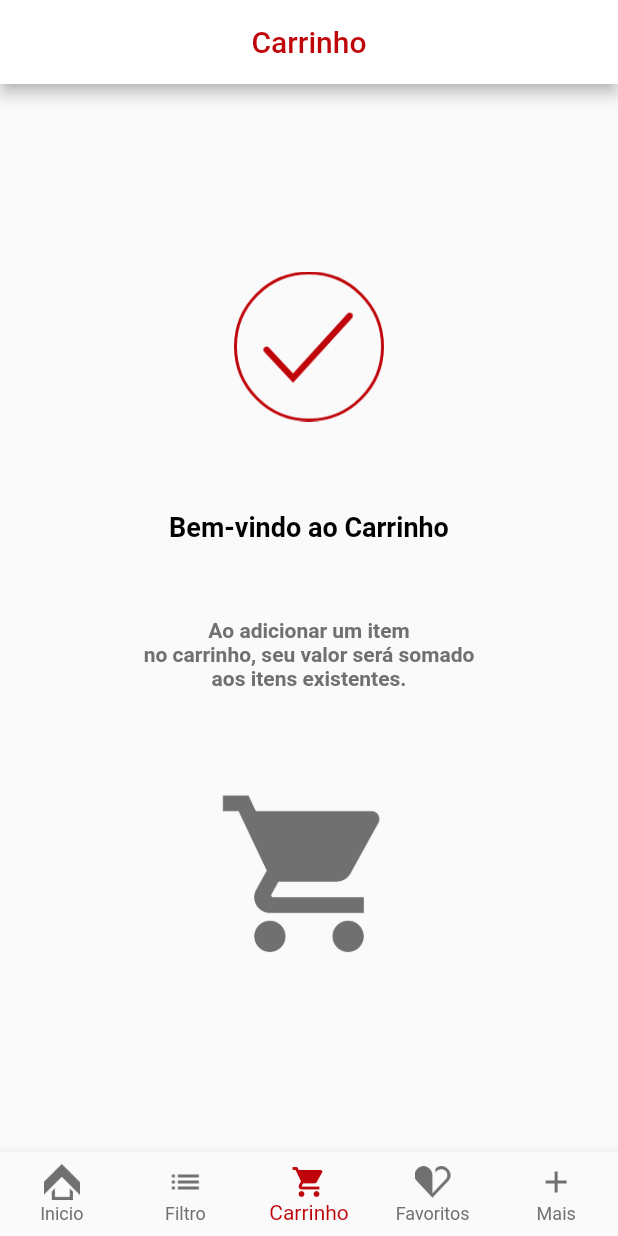
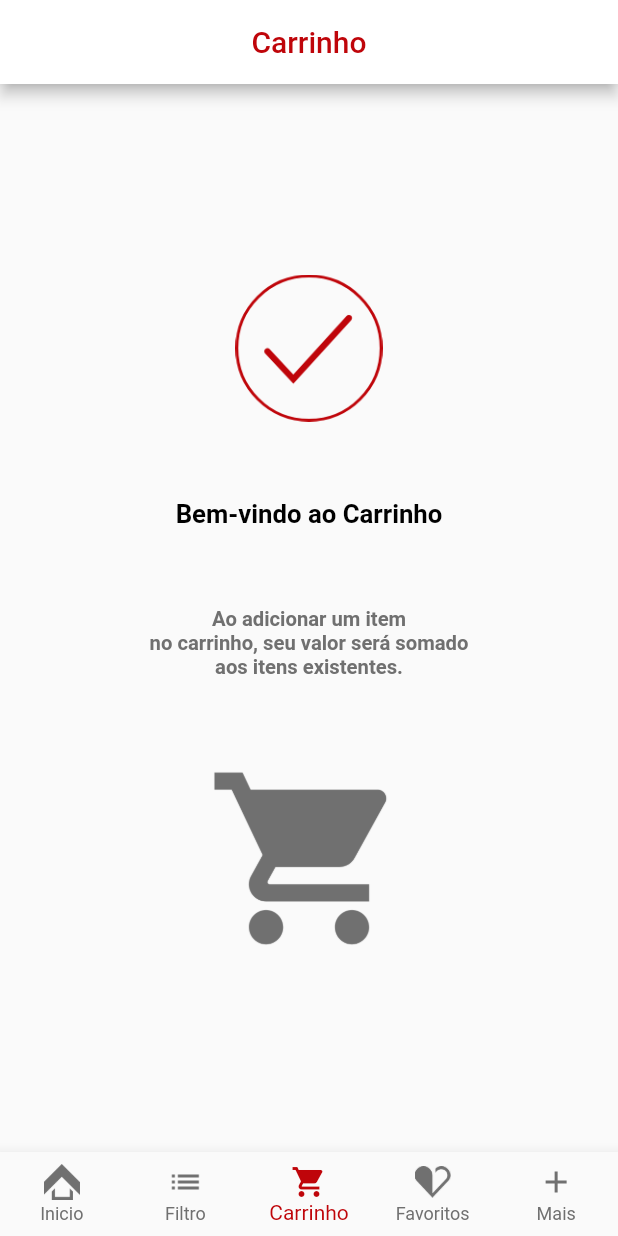
Before and after one commit to Vinyxy/appMartinelo2.0, a Flutter app: the screen it shows after launch, item 3 of the bottom bar chosen, on a phone screen of 412 x 824 dp. Run offline on Flutter 3.47's test engine with Material 2 defaults, Android fonts, the light colour scheme and no system bars; missing offline and left inert: flutter_statusbarcolor; Roboto replaces fonts that are missing (Montserrat).

Commit message:
atualização de compatibilidadede uma parte do app

```diff
--- a/lib/carrinho/VazioCarrinho.dart
+++ b/lib/carrinho/VazioCarrinho.dart
@@ -10,27 +10,33 @@ class VazioCarrinho extends StatefulWidget {
 class _VazioCarrinho extends State<VazioCarrinho> {
   @override
   Widget build(BuildContext context) {
+    var size = MediaQuery.of(context).size;
     return Scaffold(
       body: Center(
         child: Column(
-          children:<Widget>[
-            SizedBox(height: 125,),
+          mainAxisAlignment: MainAxisAlignment.center,
+          children: <Widget>[
             Container(
               child: Image.asset('assets/image/ConfirmaCarrinho.png'),
-              height: 100,
+              height: size.width / 4.2,
             ),
-            SizedBox(height: 60,),
+            SizedBox(
+              height: size.width / 8,
+            ),
             Container(
-              child: Text('Bem-vindo ao Carrinho',
+              child: Text(
+                'Bem-vindo ao Carrinho',
                 style: TextStyle(
-                  fontSize: 18,
+                  fontSize: size.width / 24,
                   fontWeight: FontWeight.bold,
                   color: Colors.black,
                   fontFamily: 'Montserrat',
                 ),
               ),
             ),
-            SizedBox(height: 50,),
+            SizedBox(
+              height: size.width / 8,
+            ),
             Container(
               child: Center(
                 child: Column(
@@ -38,7 +44,7 @@ class VazioCarrinho extends StatefulWidget {
                     Text(
                       'Ao adicionar um item',
                       style: TextStyle(
-                          fontSize: 14,
+                        fontSize: size.width / 30.5,
                         fontWeight: FontWeight.bold,
                         color: Color.fromRGBO(112, 112, 112, 1),
                         fontFamily: 'Montserrat',
@@ -47,7 +53,7 @@ class VazioCarrinho extends StatefulWidget {
                     Text(
                       'no carrinho, seu valor será somado',
                       style: TextStyle(
-                          fontSize: 14,
+                        fontSize: size.width / 30.5,
                         fontWeight: FontWeight.bold,
                         color: Color.fromRGBO(112, 112, 112, 1),
                         fontFamily: 'Montserrat',
@@ -56,7 +62,7 @@ class VazioCarrinho extends StatefulWidget {
                     Text(
                       'aos itens existentes.',
                       style: TextStyle(
-                          fontSize: 14,
+                        fontSize: size.width / 30.5,
                         fontWeight: FontWeight.bold,
                         color: Color.fromRGBO(112, 112, 112, 1),
                         fontFamily: 'Montserrat',
@@ -66,10 +72,12 @@ class VazioCarrinho extends StatefulWidget {
                 ),
               ),
             ),
-            SizedBox(height: 60,),
+            SizedBox(
+              height: size.width / 8,
+            ),
             Container(
               child: Image.asset('assets/image/carrinhoCarrinho.png'),
-              height: 125,
+              height: size.width / 3,
             ),
           ],
         ),
--- a/lib/favoritos/Favoritos .dart
+++ b/lib/favoritos/Favoritos .dart
@@ -8,9 +8,9 @@ class Favoritos extends StatefulWidget {
   _Favoritos createState() => _Favoritos();
 }
 
-class _Favoritos extends State<Favoritos>{
+class _Favoritos extends State<Favoritos> {
   @override
-  Widget build(BuildContext context){
+  Widget build(BuildContext context) {
     return Scaffold(
       appBar: AppBar(
         title: Center(
--- a/lib/main.dart
+++ b/lib/main.dart
@@ -1,10 +1,11 @@
 import 'package:flutter/material.dart';
 import 'package:flutter/services.dart';
+import 'package:flutter_statusbarcolor/flutter_statusbarcolor.dart';
 import 'navigation.dart';
+
 //import 'package:flutter/services.dart';
 
 void main() {
-  SystemChrome.setPreferredOrientations([DeviceOrientation.portraitUp]);
   runApp(MaterialApp(
     home: MyApp(),
     debugShowCheckedModeBanner: false,
@@ -49,6 +50,9 @@ class _MyAppState extends State<MyApp> with SingleTickerProviderStateMixin {
 
   @override
   Widget build(BuildContext context) {
+    SystemChrome.setPreferredOrientations([DeviceOrientation.portraitUp]);
+    FlutterStatusbarcolor.setStatusBarColor(Colors.grey);
+    FlutterStatusbarcolor.setStatusBarWhiteForeground(true);
     return Container(
       color: Colors.white,
       child: Column(
--- a/pubspec.yaml
+++ b/pubspec.yaml
@@ -24,6 +24,7 @@ dependencies:
   flutter:
     sdk: flutter
   simple_animations: ^1.3.3
+  flutter_statusbarcolor:
 
   splashscreen: ^1.2.0
 
```
Also changed, not shown: lib/favoritos/VazioFavoritos.dart (+21 -12 lines), lib/home/home.dart (+5 -6 lines), pubspec.lock, 1 other file. Lines whose indentation alone changed are shown as unchanged.
